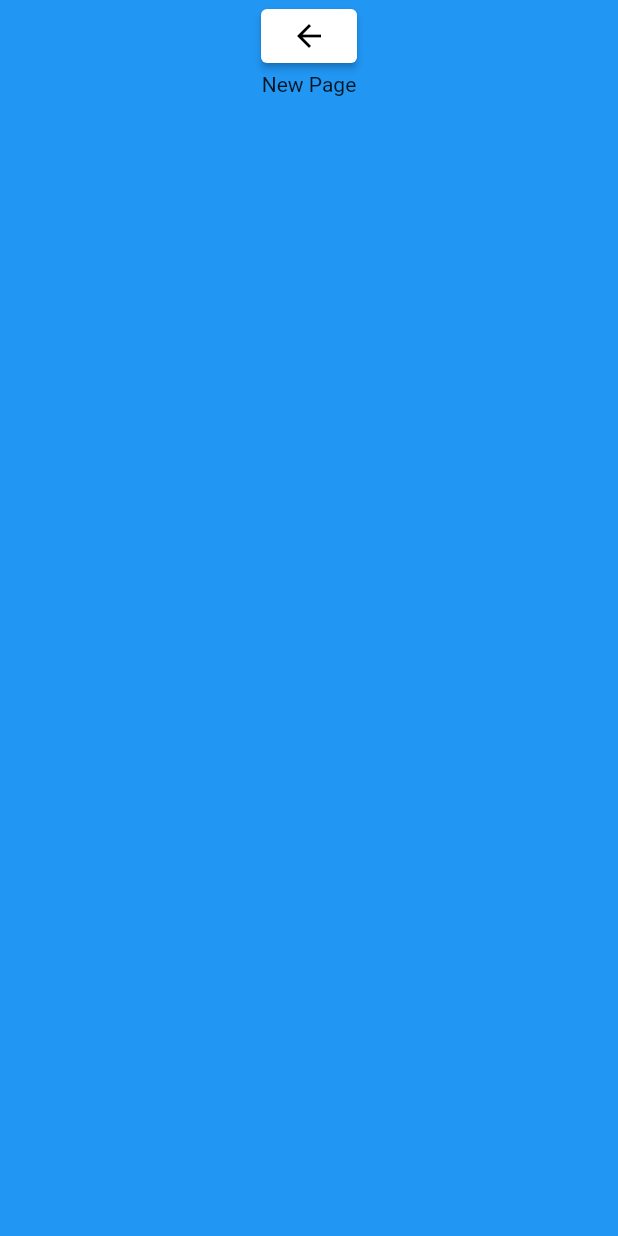
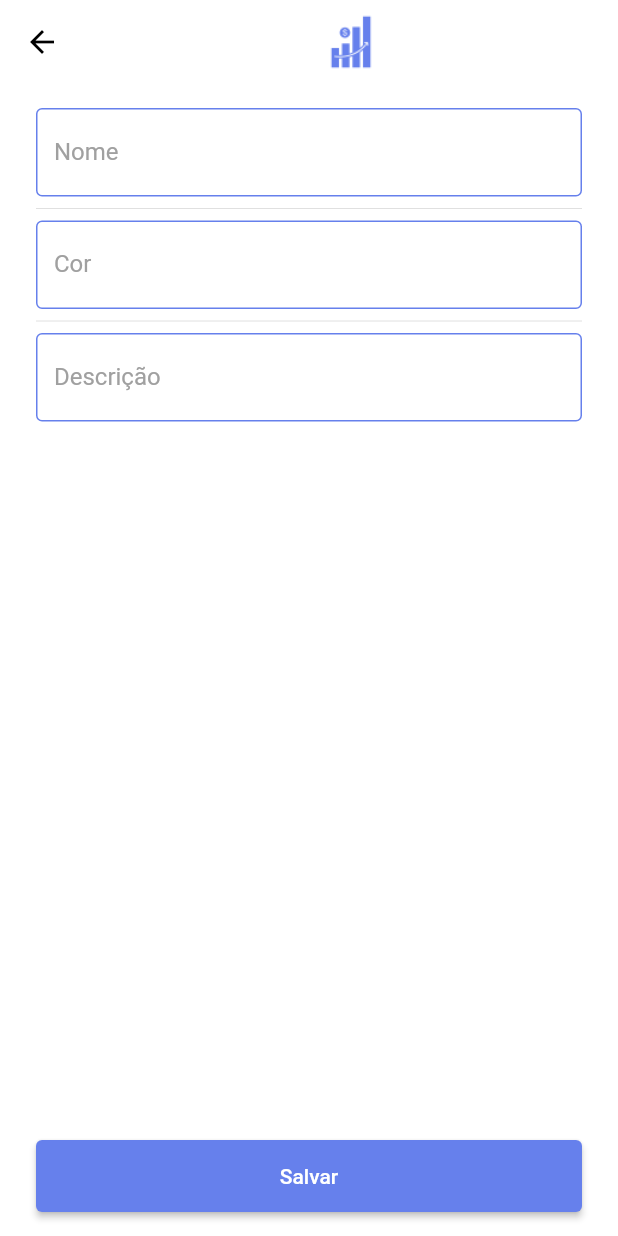
Before and after one commit to massilva/dispositivo-moveis-flutter, a Flutter app: the CategoryPage screen opened by its route, after a tap on the "add" icon, on a phone screen of 412 x 824 dp. Run offline on Flutter 3.47's test engine with Material 2 defaults, Android fonts, the phone set to English and light mode, and no system bars; network calls fail.

Commit message:
Add página de criar categoria

```diff
--- /dev/null
+++ b/minhas_financas/lib/components/input_default.dart
@@ -0,0 +1,34 @@
+import 'package:flutter/material.dart';
+import 'package:minhas_financas/shared/styles.dart';
+
+class InputDefault extends StatelessWidget {
+  final String _labelText;
+  final String? _helperText;
+  final TextEditingController? _controller;
+
+  const InputDefault({
+    required String labelText,
+    TextEditingController? controller,
+    String? helperText,
+    super.key,
+  })  : _labelText = labelText,
+        _helperText = helperText,
+        _controller = controller;
+
+  @override
+  Widget build(BuildContext context) {
+    return TextFormField(
+      controller: _controller,
+      decoration: InputDecoration(
+        focusedBorder: AppStyle.inputBorderDefault,
+        enabledBorder: AppStyle.inputBorderDefault,
+        border: AppStyle.inputBorderDefault,
+        labelText: _labelText,
+        labelStyle: const TextStyle(
+          color: AppStyle.secondaryColor,
+        ),
+        helperText: _helperText,
+      ),
+    );
+  }
+}
--- /dev/null
+++ b/minhas_financas/lib/modules/category/pages/add_category.dart
@@ -0,0 +1,67 @@
+import 'package:flutter/material.dart';
+import 'package:minhas_financas/components/input_default.dart';
+import 'package:minhas_financas/shared/styles.dart';
+
+import '../../../components/image_header_default.dart';
+
+class CategoryAddPage extends StatelessWidget {
+  final TextEditingController? _nameController;
+
+  CategoryAddPage({super.key}) : _nameController = TextEditingController();
+
+  @override
+  Widget build(BuildContext context) {
+    return Scaffold(
+      appBar: AppBar(
+        elevation: 0,
+        backgroundColor: Theme.of(context).colorScheme.primary,
+        title: const ImageHeaderDefault(),
+      ),
+      body: Form(
+        child: SingleChildScrollView(
+          child: Padding(
+            padding: const EdgeInsets.symmetric(horizontal: 24, vertical: 16),
+            child: Column(
+              mainAxisAlignment: MainAxisAlignment.center,
+              crossAxisAlignment: CrossAxisAlignment.center,
+              children: [
+                InputDefault(
+                  labelText: 'Nome',
+                  controller: _nameController,
+                ),
+                const Divider(),
+                const InputDefault(labelText: 'Cor'),
+                const Divider(),
+                const InputDefault(
+                  labelText: 'Descrição',
+                ),
+              ],
+            ),
+          ),
+        ),
+      ),
+      bottomSheet: Container(
+        color: AppStyle.white,
+        height: 80,
+        width: MediaQuery.of(context).size.width,
+        child: Padding(
+          padding: const EdgeInsets.symmetric(horizontal: 24, vertical: 16),
+          child: ElevatedButton(
+            style: const ButtonStyle(
+              backgroundColor: MaterialStatePropertyAll(
+                AppStyle.primaryColor,
+              ),
+              foregroundColor: MaterialStatePropertyAll(
+                AppStyle.white,
+              ),
+            ),
+            onPressed: () {
+              print('Clicado: ${_nameController!.text}');
+            },
+            child: const Text('Salvar'),
+          ),
+        ),
+      ),
+    );
+  }
+}
--- a/minhas_financas/lib/modules/category/pages/category.dart
+++ b/minhas_financas/lib/modules/category/pages/category.dart
@@ -111,7 +111,7 @@ class _CategoryPageState extends State<CategoryPage> {
       ),
       floatingActionButton: FloatingActionButton(
         onPressed: () {
-          Navigator.of(context).pushNamed(RoutesGenerator.addPage);
+          Navigator.of(context).pushNamed(RoutesGenerator.addCategoryPage);
         },
         tooltip: AppConstants.newPage,
         child: const Icon(Icons.add),
--- a/minhas_financas/lib/routes/routes_generator.dart
+++ b/minhas_financas/lib/routes/routes_generator.dart
@@ -1,5 +1,6 @@
 import 'package:flutter/material.dart';
 
+import '../modules/category/pages/add_category.dart';
 import '../modules/home/pages/about.dart';
 import '../modules/home/pages/calendar.dart';
 import '../modules/category/pages/category.dart';
@@ -13,6 +14,7 @@ class RoutesGenerator {
   static const aboutPage = '/about';
   static const categoryPage = '/category';
   static const calendarPage = '/calendar';
+  static const addCategoryPage = '$categoryPage/add';
 
   RoutesGenerator._();
 
@@ -28,6 +30,8 @@ class RoutesGenerator {
         return _goPage(const CategoryPage());
       case calendarPage:
         return _goPage(const CalendarPage());
+      case addCategoryPage:
+        return _goPage(CategoryAddPage());
       default:
         throw const FormatException(AppConstants.pageNotFound);
     }
--- a/minhas_financas/lib/shared/styles.dart
+++ b/minhas_financas/lib/shared/styles.dart
@@ -5,4 +5,9 @@ class AppStyle {
   static const secondaryColor = Color(0xFFA0A0A0);
   static const highlightColor = Color(0xFF5cc6ba);
   static const gray = Color(0xFFE5E5E5);
+  static const white = Colors.white;
+
+  static const inputBorderDefault = OutlineInputBorder(
+    borderSide: BorderSide(color: AppStyle.primaryColor),
+  );
 }
```
